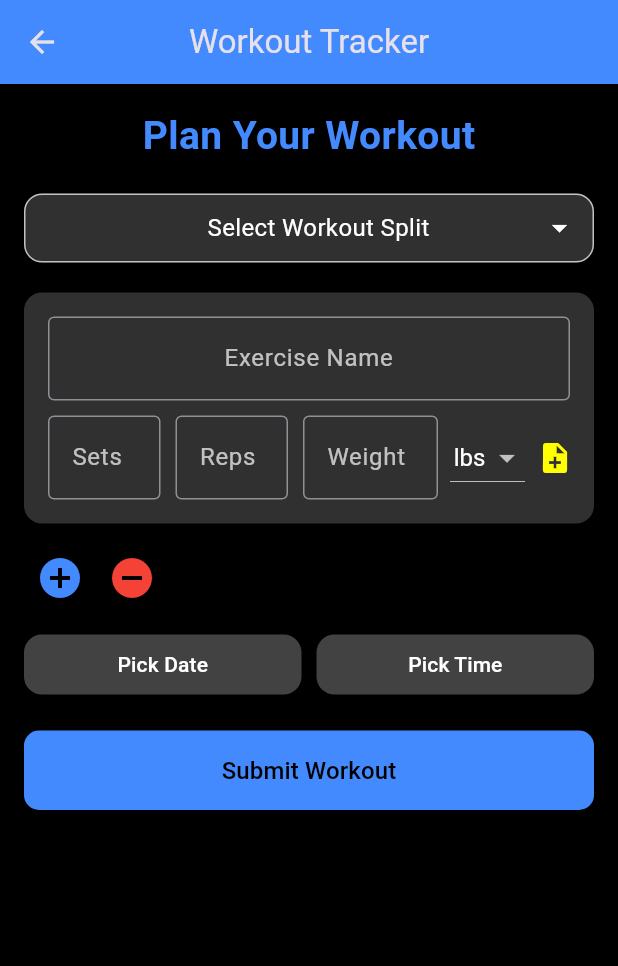
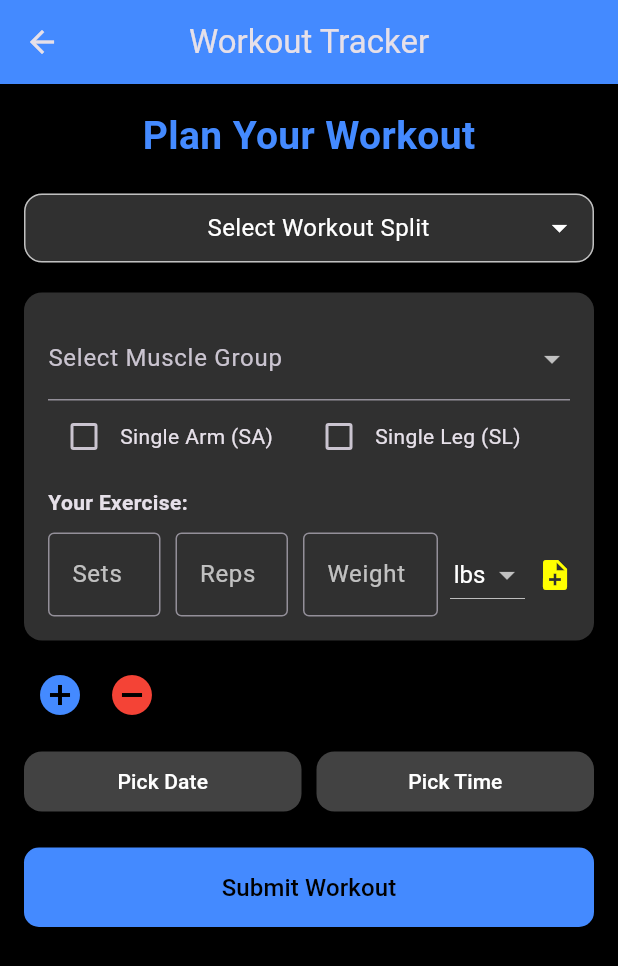
Before and after one commit to WinterArk/WinterArk, a Flutter app: the WorkoutTrackerScreen screen opened directly, on a phone screen of 412 x 824 dp. Shown: the top 966 px of the screen. Run offline on Flutter 3.47's test engine with Material 3 defaults, Android fonts, the phone set to English and light mode, and no system bars; drawn by our look-alikes of multi_select_flutter; our stand-ins replace shared_preferences, timezone; accounts and stored records are empty.

Commit message:
added better exercise name for workout tracker

```diff
--- /dev/null
+++ b/lib/exercise_selection.dart
@@ -0,0 +1,270 @@
+import 'package:flutter/material.dart';
+
+class ExerciseSelectionWidget extends StatefulWidget {
+  final ValueChanged<String> onSelectionChanged;
+  const ExerciseSelectionWidget({Key? key, required this.onSelectionChanged})
+      : super(key: key);
+
+  @override
+  _ExerciseSelectionWidgetState createState() =>
+      _ExerciseSelectionWidgetState();
+}
+
+class _ExerciseSelectionWidgetState extends State<ExerciseSelectionWidget> {
+  // State variables for selections
+  String? selectedMuscleGroup;
+  String? selectedExercise;
+  String? selectedVariation;
+  String? selectedEquipment;
+  bool isCustom = false;
+  bool isSingleArm = false;
+  bool isSingleLeg = false;
+
+  // Controllers for search and custom entry
+  final TextEditingController searchController = TextEditingController();
+  final TextEditingController customExerciseController = TextEditingController();
+
+  // Primary dropdown options
+  final List<String> muscleGroups = [
+    'Chest',
+    'Shoulders',
+    'Arms',
+    'Back',
+    'Legs',
+    'Core',
+    'Custom Exercise'
+  ];
+
+  // Mapping muscle groups to standard exercises
+  final Map<String, List<String>> exercisesByMuscle = {
+    'Chest': ['Press', 'Fly', 'Dips', 'Pushups'],
+    'Shoulders': ['Shoulder Press', 'Lateral Raise', 'Rear Delt Fly', 'Front Raise'],
+    'Arms': ['Curl', 'Triceps Overhead', 'Triceps Pushdowns', 'Triceps Kickback', 'Dips'],
+    'Back': ['Deadlift', 'Lat Pulldown', 'Pull Ups', 'Row', 'Back Extension', 'Pullover'],
+    'Legs': ['Squat', 'Leg Press', 'Leg Extension', 'Hamstring Curls', 'Deadlift', 'RDL', 'Good Mornings', 'Calves', 'Hip Thrust', 'Lunge'],
+    'Core': ['Leg Raise', 'Cable Crunches', 'Plank', 'Crunches', 'Situps', 'Russian Twists'],
+  };
+
+  // Variation options for specific exercises
+  final List<String> chestVariations = ['Decline', 'Flat', 'Incline'];
+  final List<String> armCurlVariations = ['Standard', 'Incline', 'Preacher'];
+  final List<String> backRowVariations = [
+    'T-Bar Row',
+    'Low Row',
+    'Other Row',
+  ];
+  final List<String> squatVariations = [
+    'High Bar',
+    'Low Bar',
+    'Hack Squat Machine',
+    'Pendulum Squat',
+    'Bulgarian Split',
+    'Front Squat',
+    'Pistol',
+    'Goblet',
+    'Sumo'
+  ];
+
+  // Equipment options common to all exercises in this example
+  final List<String> equipmentOptions = ['Barbell', 'Dumbbell', 'Machine', 'Cable', 'Weighted Belt', 'Bodyweight'];
+
+  // Build the final exercise name
+  String _buildFinalExerciseName() {
+    if (isCustom) {
+      return customExerciseController.text.trim();
+    }
+    final base = selectedExercise ?? '';
+    final varPart = selectedVariation != null ? ' $selectedVariation' : '';
+    final equipPart = selectedEquipment != null ? ' $selectedEquipment' : '';
+    final saPart = isSingleArm ? ' SA' : '';
+    final slPart = isSingleLeg ? ' SL' : '';
+    return '$base$varPart$equipPart$saPart$slPart'.trim();
+  }
+
+  // Update parent's callback
+  void _updateExerciseName() {
+    widget.onSelectionChanged(_buildFinalExerciseName());
+  }
+
+  @override
+  Widget build(BuildContext context) {
+    return Column(
+      crossAxisAlignment: CrossAxisAlignment.start,
+      children: [
+        // Search field
+        // TextField(
+        //   controller: searchController,
+        //   decoration: const InputDecoration(
+        //     labelText: 'Search Exercise',
+        //     border: OutlineInputBorder(),
+        //   ),
+        // ),
+        // const SizedBox(height: 10),
+        // Muscle Group selection.
+        DropdownButtonFormField<String>(
+          decoration: const InputDecoration(labelText: 'Select Muscle Group'),
+          value: selectedMuscleGroup,
+          items: muscleGroups
+              .map((group) => DropdownMenuItem(value: group, child: Text(group)))
+              .toList(),
+          onChanged: (value) {
+            setState(() {
+              selectedMuscleGroup = value;
+              isCustom = value == 'Custom Exercise';
+              selectedExercise = null;
+              selectedVariation = null;
+              selectedEquipment = null;
+              isSingleArm = false;
+              isSingleLeg = false;
+              customExerciseController.clear();
+            });
+            _updateExerciseName();
+          },
+        ),
+        // const SizedBox(height: 10),
+        if (isCustom)
+          TextField(
+            controller: customExerciseController,
+            decoration: const InputDecoration(
+              labelText: 'Enter Custom Exercise',
+              border: OutlineInputBorder(),
+            ),
+            onChanged: (value) => _updateExerciseName(),
+          )
+        else if (selectedMuscleGroup != null &&
+            exercisesByMuscle.containsKey(selectedMuscleGroup))
+          DropdownButtonFormField<String>(
+            decoration: const InputDecoration(labelText: 'Select Exercise'),
+            value: selectedExercise,
+            items: exercisesByMuscle[selectedMuscleGroup]!
+                .map((exercise) =>
+                    DropdownMenuItem(value: exercise, child: Text(exercise)))
+                .toList(),
+            onChanged: (value) {
+              setState(() {
+                selectedExercise = value;
+                selectedVariation = null;
+                selectedEquipment = null;
+                isSingleArm = false;
+                isSingleLeg = false;
+              });
+              _updateExerciseName();
+            },
+          ),
+        // const SizedBox(height: 10),
+        // Conditional additional dropdown for variations
+        if (selectedMuscleGroup == 'Chest' &&
+            (selectedExercise == 'Press' || selectedExercise == 'Fly'))
+          DropdownButtonFormField<String>(
+            decoration: const InputDecoration(labelText: 'Select Variation'),
+            value: selectedVariation,
+            items: chestVariations
+                .map((variation) =>
+                    DropdownMenuItem(value: variation, child: Text(variation)))
+                .toList(),
+            onChanged: (value) {
+              setState(() {
+                selectedVariation = value;
+              });
+              _updateExerciseName();
+            },
+          )
+        else if (selectedMuscleGroup == 'Arms' && selectedExercise == 'Curl')
+          DropdownButtonFormField<String>(
+            decoration: const InputDecoration(labelText: 'Select Curl Variation'),
+            value: selectedVariation,
+            items: armCurlVariations
+                .map((variation) =>
+                    DropdownMenuItem(value: variation, child: Text(variation)))
+                .toList(),
+            onChanged: (value) {
+              setState(() {
+                selectedVariation = value;
+              });
+              _updateExerciseName();
+            },
+          )
+        else if (selectedMuscleGroup == 'Back' && selectedExercise == 'Row')
+          DropdownButtonFormField<String>(
+            decoration: const InputDecoration(labelText: 'Select Row Variation'),
+            value: selectedVariation,
+            items: backRowVariations
+                .map((variation) =>
+                    DropdownMenuItem(value: variation, child: Text(variation)))
+                .toList(),
+            onChanged: (value) {
+              setState(() {
+                selectedVariation = value;
+              });
+              _updateExerciseName();
+            },
+          )
+        else if (selectedMuscleGroup == 'Legs' && selectedExercise == 'Squat')
+          DropdownButtonFormField<String>(
+            decoration: const InputDecoration(labelText: 'Select Squat Variation'),
+            value: selectedVariation,
+            items: squatVariations
+                .map((variation) =>
+                    DropdownMenuItem(value: variation, child: Text(variation)))
+                .toList(),
+            onChanged: (value) {
+              setState(() {
+                selectedVariation = value;
+              });
+              _updateExerciseName();
+            },
+          ),
+        // const SizedBox(height: 10),
+        // Always show the equipment dropdown if an exercise is selected
+        if (!isCustom && selectedExercise != null)
+          DropdownButtonFormField<String>(
+            decoration: const InputDecoration(labelText: 'Select Equipment'),
+            value: selectedEquipment,
+            items: equipmentOptions
+                .map((option) =>
+                    DropdownMenuItem(value: option, child: Text(option)))
+                .toList(),
+            onChanged: (value) {
+              setState(() {
+                selectedEquipment = value;
+              });
+              _updateExerciseName();
+            },
+          ),
+        // const SizedBox(height: 10),
+        // Always show checkboxes for Single Arm and Single Leg
+        Row(
+          children: [
+            Checkbox(
+              value: isSingleArm,
+              onChanged: (value) {
+                setState(() {
+                  isSingleArm = value ?? false;
+                });
+                _updateExerciseName();
+              },
+            ),
+            const Text('Single Arm (SA)'),
+            const SizedBox(width: 20),
+            Checkbox(
+              value: isSingleLeg,
+              onChanged: (value) {
+                setState(() {
+                  isSingleLeg = value ?? false;
+                });
+                _updateExerciseName();
+              },
+            ),
+            const Text('Single Leg (SL)'),
+          ],
+        ),
+        const SizedBox(height: 10),
+        // Preview of the user's exercise name
+        Text(
+          'Your Exercise: ${_buildFinalExerciseName()}',
+          style: const TextStyle(fontWeight: FontWeight.bold),
+        ),
+      ],
+    );
+  }
+}
--- a/lib/workout_planner.dart
+++ b/lib/workout_planner.dart
@@ -1,10 +1,10 @@
 // workout_planner.dart
 // ignore_for_file: prefer_const_constructors
-
 import 'package:flutter/material.dart';
 import 'api_service.dart';
 import 'package:shared_preferences/shared_preferences.dart';
 import 'package:multi_select_flutter/multi_select_flutter.dart';
+import 'exercise_selection.dart';
 
 class ExerciseEntry {
   final TextEditingController exerciseNameController = TextEditingController();
@@ -297,20 +297,12 @@ Future<void> _submitWorkout() async {
                         padding: const EdgeInsets.all(16.0),
                         child: Column(
                           children: [
-                            TextField(
-                              key: const Key('exercise-name'),
-                              controller: entry.exerciseNameController,
-                              style: const TextStyle(color: Colors.white),
-                              decoration: const InputDecoration(
-                                label: Center(
-                                  child: Text(
-                                    "Exercise Name",
-                                    textAlign: TextAlign.center,
-                                    style: TextStyle(color: Colors.white70),
-                                  ),
-                                ),
-                                border: OutlineInputBorder(),
-                              ),
+                            ExerciseSelectionWidget(
+                              onSelectionChanged: (finalExerciseName) {
+                                setState(() {
+                                  entry.exerciseNameController.text = finalExerciseName;
+                                });
+                              },
                             ),
                             const SizedBox(height: 10),
                             Row(
```
Also changed, not shown: 1 other file.
